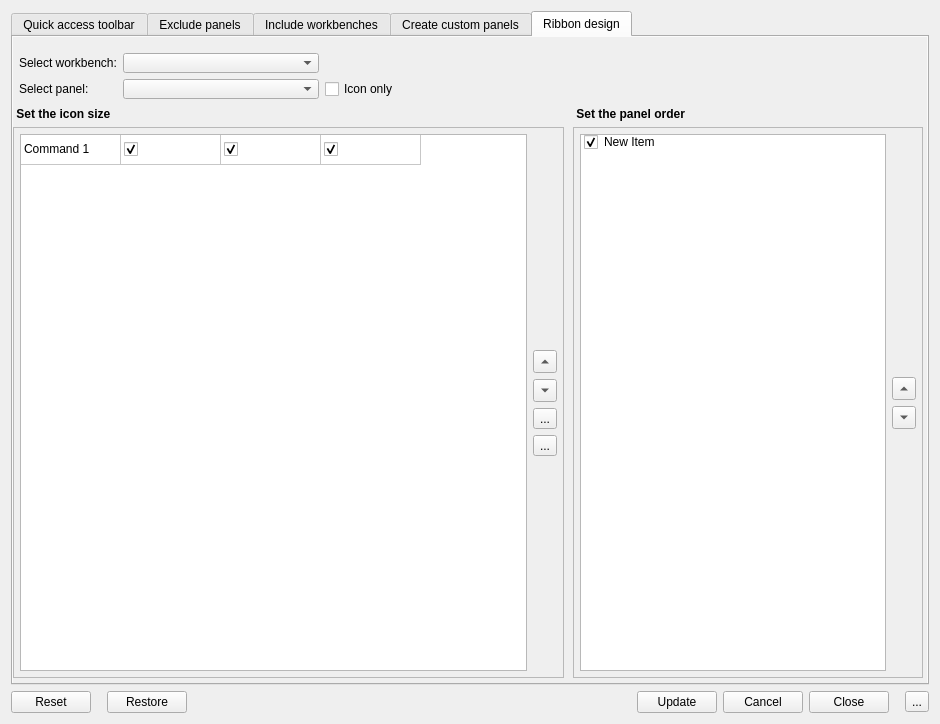
Qt form Resources/ui/Design.ui (geolta/FreeCAD-Ribbon) before a commit.
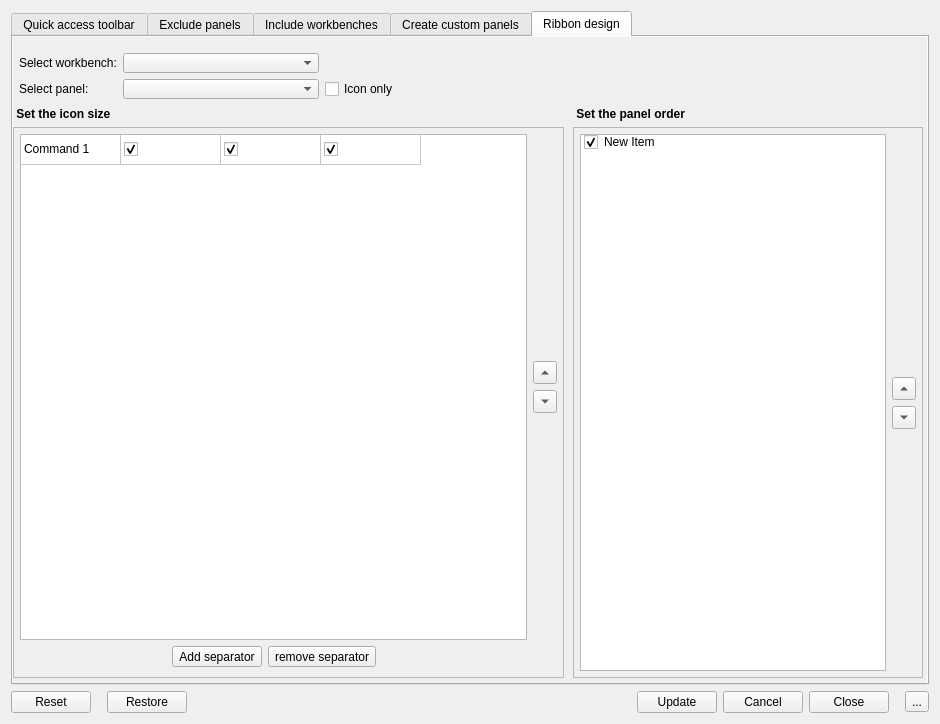
The same form after that commit. Icons and pictures are not drawn.

Commit message: Updated design UI + remove separator now works

What changed in the file:
```diff
--- a/Resources/ui/Design.ui
+++ b/Resources/ui/Design.ui
@@ -1086,7 +1086,7 @@
           <property name="frameShape">
            <enum>QFrame::StyledPanel</enum>
           </property>
-          <layout class="QHBoxLayout" name="horizontalLayout_3">
+          <layout class="QGridLayout" name="gridLayout_14">
            <property name="leftMargin">
             <number>6</number>
            </property>
@@ -1097,9 +1097,59 @@
             <number>6</number>
            </property>
            <property name="bottomMargin">
-            <number>6</number>
+            <number>10</number>
            </property>
-           <item>
+           <item row="0" column="1">
+            <layout class="QVBoxLayout" name="verticalLayout">
+             <item>
+              <spacer name="verticalSpacer_9">
+               <property name="orientation">
+                <enum>Qt::Vertical</enum>
+               </property>
+               <property name="sizeHint" stdset="0">
+                <size>
+                 <width>20</width>
+                 <height>40</height>
+                </size>
+               </property>
+              </spacer>
+             </item>
+             <item>
+              <widget class="QToolButton" name="MoveUp_RibbonCommand">
+               <property name="text">
+                <string>...</string>
+               </property>
+               <property name="arrowType">
+                <enum>Qt::UpArrow</enum>
+               </property>
+              </widget>
+             </item>
+             <item>
+              <widget class="QToolButton" name="MoveDown_RibbonCommand">
+               <property name="text">
+                <string>...</string>
+               </property>
+               <property name="arrowType">
+                <enum>Qt::DownArrow</enum>
+               </property>
+              </widget>
+             </item>
+             <item>
+              <spacer name="verticalSpacer_8">
+               <property name="orientation">
+                <enum>Qt::Vertical</enum>
+               </property>
+               <property name="sizeHint" stdset="0">
+                <size>
+                 <width>20</width>
+                 <height>40</height>
+                </size>
+               </property>
+              </spacer>
+             </item>
+            </layout>
+           </item>
+           <item row="0" column="0">
             <widget class="QTableWidget" name="tableWidget">
              <property name="styleSheet">
               <string notr="true">border-color: rgb(167, 167rgb(217, 217, 217), 167);</string>
@@ -1226,72 +1276,59 @@
              </item>
             </widget>
            </item>
-           <item>
-            <layout class="QVBoxLayout" name="verticalLayout">
+           <item row="1" column="0">
+            <layout class="QHBoxLayout" name="horizontalLayout">
              <item>
-              <spacer name="verticalSpacer_9">
+              <spacer name="horizontalSpacer_4">
                <property name="orientation">
-                <enum>Qt::Vertical</enum>
+                <enum>Qt::Horizontal</enum>
                </property>
                <property name="sizeHint" stdset="0">
                 <size>
-                 <width>20</width>
-                 <height>40</height>
+                 <width>40</width>
+                 <height>20</height>
                 </size>
                </property>
               </spacer>
              </item>
-             <item>
-              <widget class="QToolButton" name="MoveUp_RibbonCommand">
-               <property name="text">
-                <string>...</string>
-               </property>
-               <property name="arrowType">
-                <enum>Qt::UpArrow</enum>
-               </property>
-              </widget>
-             </item>
-             <item>
-              <widget class="QToolButton" name="MoveDown_RibbonCommand">
-               <property name="text">
-                <string>...</string>
-               </property>
-               <property name="arrowType">
-                <enum>Qt::DownArrow</enum>
-               </property>
-              </widget>
-             </item>
              <item>
               <widget class="QToolButton" name="AddSeparator">
-               <property name="text">
-                <string>...</string>
+               <property name="font">
+                <font>
+                 <weight>50</weight>
+                 <bold>false</bold>
+                </font>
                </property>
-               <property name="icon">
-                <iconset>
-                 <normaloff>../icons/+ sign.svg</normaloff>../icons/+ sign.svg</iconset>
+               <property name="text">
+                <string>Add separator</string>
                </property>
               </widget>
              </item>
              <item>
               <widget class="QToolButton" name="RemoveSeparator">
+               <property name="font">
+                <font>
+                 <weight>50</weight>
+                 <bold>false</bold>
+                </font>
+               </property>
                <property name="text">
-                <string>...</string>
-               </property>
-               <property name="icon">
-                <iconset>
-                 <normaloff>../icons/- sign.svg</normaloff>../icons/- sign.svg</iconset>
+                <string>remove separator</string>
                </property>
               </widget>
              </item>
              <item>
-              <spacer name="verticalSpacer_8">
+              <spacer name="horizontalSpacer_5">
                <property name="orientation">
-                <enum>Qt::Vertical</enum>
+                <enum>Qt::Horizontal</enum>
+               </property>
+               <property name="sizeType">
+                <enum>QSizePolicy::Expanding</enum>
                </property>
                <property name="sizeHint" stdset="0">
                 <size>
-                 <width>20</width>
-                 <height>40</height>
+                 <width>30</width>
+                 <height>20</height>
                 </size>
                </property>
               </spacer>
```
The commit also changes 4 other files.
